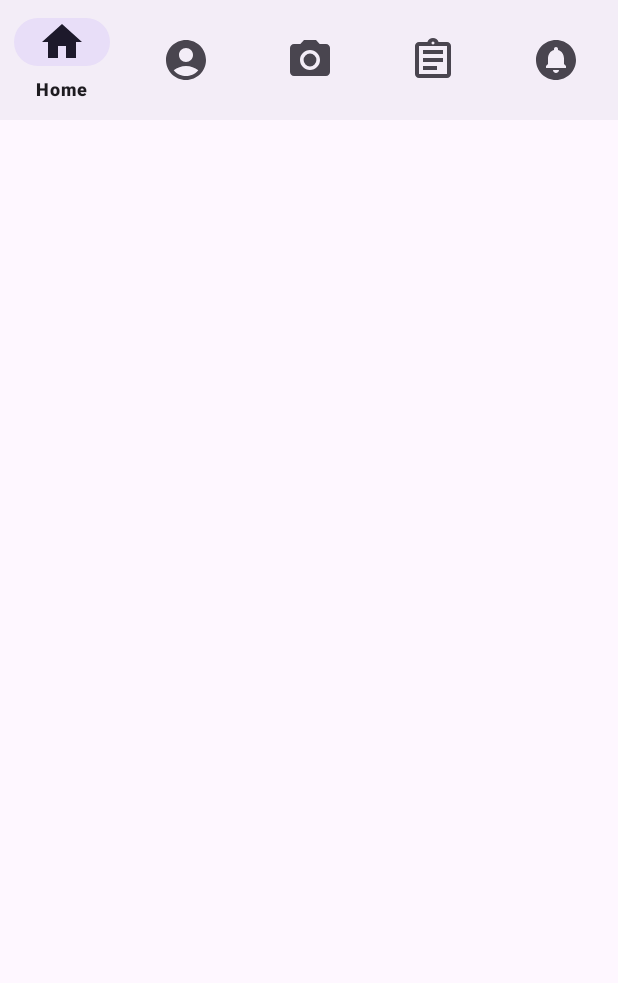
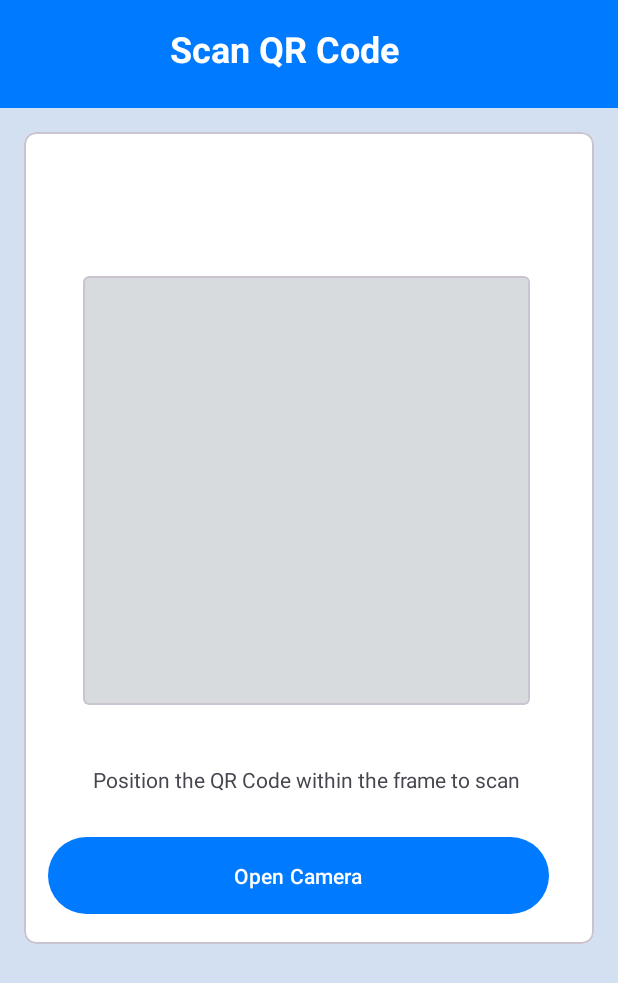
Before and after one commit to CMPUT301F24clover/clover-events, an Android app: the ScanQrActivity screen opened directly, with no data from a screen before it, on a phone screen of 412 x 824 dp. Shown: the top 983 px of the screen. Run offline under Robolectric (Android 15) with nearby library versions, the phone set to English and light mode, and no system bars; libraries missing offline, so code that uses them is left out: com.journeyapps.barcodescanner.

Commit message:
Fixed rendering issue by editing entrant scan qr xml

```diff
--- a/LuckyEvent/app/src/main/res/layout/entrant_scan_qr_screen.xml
+++ b/LuckyEvent/app/src/main/res/layout/entrant_scan_qr_screen.xml
@@ -35,7 +35,8 @@
         android:layout_height="0dp"
         android:background="@color/background"
         android:padding="16dp"
-        app:layout_constraintBottom_toTopOf="@+id/bottomNavigationViewEntrant"
+
+        app:layout_constraintBottom_toBottomOf="parent"
         app:layout_constraintEnd_toEndOf="parent"
         app:layout_constraintStart_toStartOf="parent"
         app:layout_constraintTop_toBottomOf="@+id/title_bar">
@@ -44,8 +45,8 @@
             android:layout_width="match_parent"
             android:layout_height="wrap_content"
             android:elevation="4dp"
+            app:cardBackgroundColor="@color/white"
             app:cardCornerRadius="8dp"
-            app:cardBackgroundColor="@color/white"
             app:layout_constraintTop_toTopOf="parent">
 
             <androidx.constraintlayout.widget.ConstraintLayout
@@ -97,11 +98,4 @@
 
     </androidx.constraintlayout.widget.ConstraintLayout>
 
-    <include
-        android:id="@+id/bottomNavigationViewEntrant"
-        layout="@layout/entrant_bottom_bar"
-        app:layout_constraintBottom_toBottomOf="parent"
-        app:layout_constraintEnd_toEndOf="parent"
-        app:layout_constraintStart_toStartOf="parent" />
-
 </androidx.constraintlayout.widget.ConstraintLayout>
```
